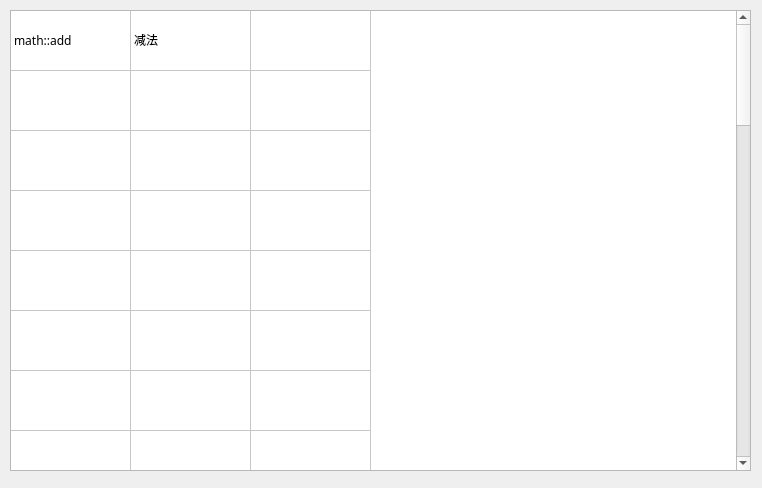
L-Net-1992/ADAS_AD_Developer, file dialogs/testdialog.ui: the form before one commit.
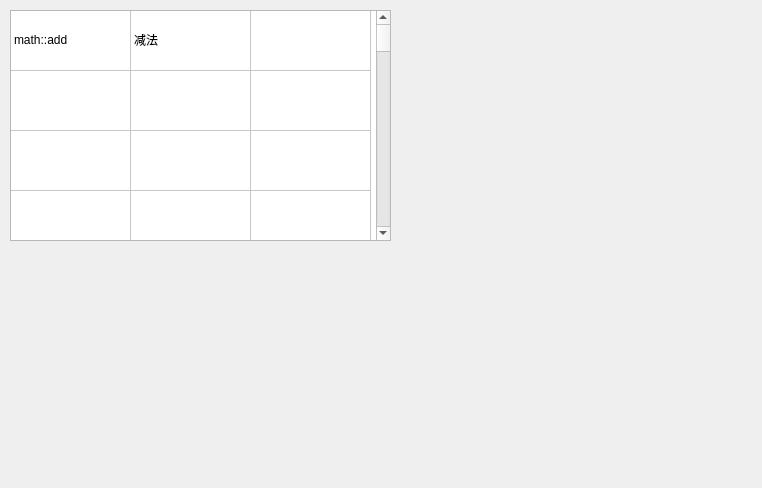
The form after the commit.

Diff of the .ui file:
```diff
--- a/dialogs/testdialog.ui
+++ b/dialogs/testdialog.ui
@@ -11,9 +11,7 @@
    </rect>
   </property>
   <property name="font">
-   <font>
-    <family>方正准圆简体</family>
-   </font>
+   <font/>
   </property>
   <property name="windowTitle">
    <string>Dialog</string>
@@ -26,8 +24,8 @@
     <rect>
      <x>10</x>
      <y>10</y>
-     <width>741</width>
-     <height>461</height>
+     <width>381</width>
+     <height>231</height>
     </rect>
    </property>
    <property name="maximumSize">
@@ -37,9 +35,7 @@
     </size>
    </property>
    <property name="font">
-    <font>
-     <family>方正准圆简体</family>
-    </font>
+    <font/>
    </property>
    <property name="selectionMode">
     <enum>QAbstractItemView::NoSelection</enum>
```
